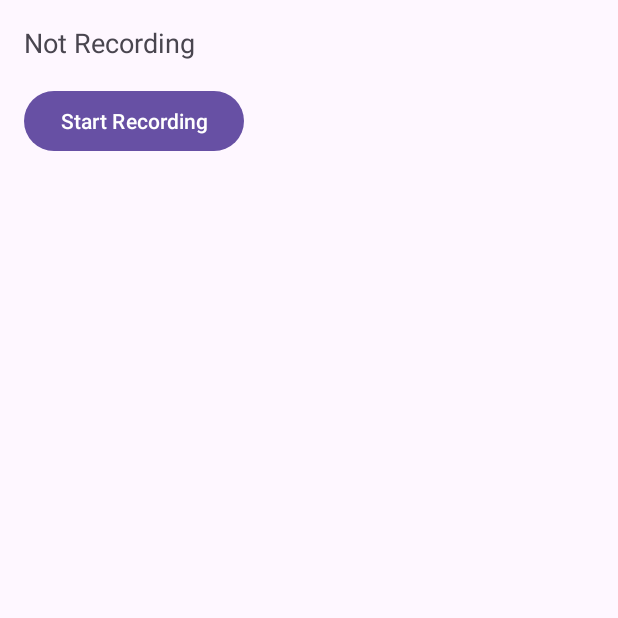
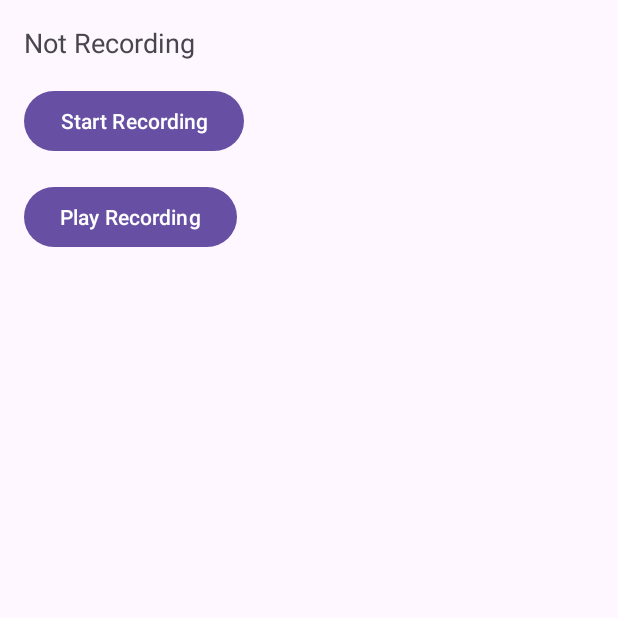
Before and after one commit to lokissdo/remind-android, an Android app: the screen it shows after launch (MainActivity), after a tap on "Stop Recording", on a phone screen of 412 x 824 dp, the top half of it. Run offline under Robolectric (Android 15) with nearby library versions, the light colour scheme and no system bars; our stand-ins replace data binding; 1 other tap on this screen came first.

Commit message:
add playback

```diff
--- a/remind/app/src/main/kotlin/com/example/remind/ui/AudioRecorderFragment.kt
+++ b/remind/app/src/main/kotlin/com/example/remind/ui/AudioRecorderFragment.kt
@@ -1,5 +1,3 @@
-// File: ui/AudioRecorderFragment.kt
-
 package com.example.remind.ui
 
 import android.Manifest
@@ -33,20 +31,32 @@ class AudioRecorderFragment : Fragment() {
 
     override fun onViewCreated(view: View, savedInstanceState: Bundle?) {
         super.onViewCreated(view, savedInstanceState)
-
         binding.toggleRecordingButton.setOnClickListener {
+            Log.d("clciked","toggle")
             if (checkAudioPermissions()) {
-                Log.d("Check","Have right")
+                Log.d("dsada","toggle")
                 viewModel.toggleRecording()
             } else {
-                Log.d("Check","Not Have right")
+                Log.d("here no permission","toggle")
                 requestAudioPermissions()
             }
+        }
+
+        binding.playbackButton.setOnClickListener {
+            viewModel.startPlayback()
         }
 
         viewModel.isRecording.observe(viewLifecycleOwner) { isRecording ->
             binding.toggleRecordingButton.text = if (isRecording) "Stop Recording" else "Start Recording"
             binding.statusTextView.text = if (isRecording) "Recording..." else "Not Recording"
+            binding.playbackButton.visibility = if (isRecording) View.GONE else View.VISIBLE
+        }
+
+        viewModel.isPlaying.observe(viewLifecycleOwner) { isPlaying ->
+            binding.playbackButton.text = if (isPlaying) "Stop Playback" else "Play Recording"
+            if (!isPlaying) {
+                binding.statusTextView.text = "Not Recording"
+            }
         }
     }
 
@@ -59,10 +69,9 @@ class AudioRecorderFragment : Fragment() {
     }
 
     private fun checkAudioPermissions(): Boolean {
-        Log.d("right for audio", (ContextCompat.checkSelfPermission(requireContext(), Manifest.permission.RECORD_AUDIO) == PackageManager.PERMISSION_GRANTED).toString() );
-        Log.d("right for audio", ( ContextCompat.checkSelfPermission(requireContext(), Manifest.permission.WRITE_EXTERNAL_STORAGE) == PackageManager.PERMISSION_GRANTED).toString() );
+//        ContextCompat.checkSelfPermission(requireContext(), Manifest.permission.RECORD_AUDIO) == PackageManager.PERMISSION_GRANTED &&
+//                ContextCompat.checkSelfPermission(requireContext(), Manifest.permission.WRITE_EXTERNAL_STORAGE) == PackageManager.PERMISSION_GRANTED
         return ContextCompat.checkSelfPermission(requireContext(), Manifest.permission.RECORD_AUDIO) == PackageManager.PERMISSION_GRANTED
-
     }
 
     override fun onRequestPermissionsResult(requestCode: Int, permissions: Array<String>, grantResults: IntArray) {
@@ -78,6 +87,7 @@ class AudioRecorderFragment : Fragment() {
 
     override fun onDestroyView() {
         super.onDestroyView()
+        viewModel.stopPlayback()
         _binding = null
     }
 }
--- a/remind/app/src/main/res/layout/fragment_audio_recorder.xml
+++ b/remind/app/src/main/res/layout/fragment_audio_recorder.xml
@@ -24,5 +24,12 @@
             android:layout_height="wrap_content"
             android:text="Start Recording"
             android:layout_marginTop="16dp" />
+        <Button
+            android:id="@+id/playbackButton"
+            android:layout_width="wrap_content"
+            android:layout_height="wrap_content"
+            android:text="Play Recording"
+            android:layout_marginTop="16dp"
+            android:visibility="gone" />
     </LinearLayout>
 </layout>
```
Also changed, not shown: remind/app/src/main/kotlin/com/example/remind/helpers/AudioRecorderHelper.kt (+20 -3 lines), remind/app/src/main/kotlin/com/example/remind/viewmodel/AudioRecorderViewModel.kt (+17 -2 lines).
